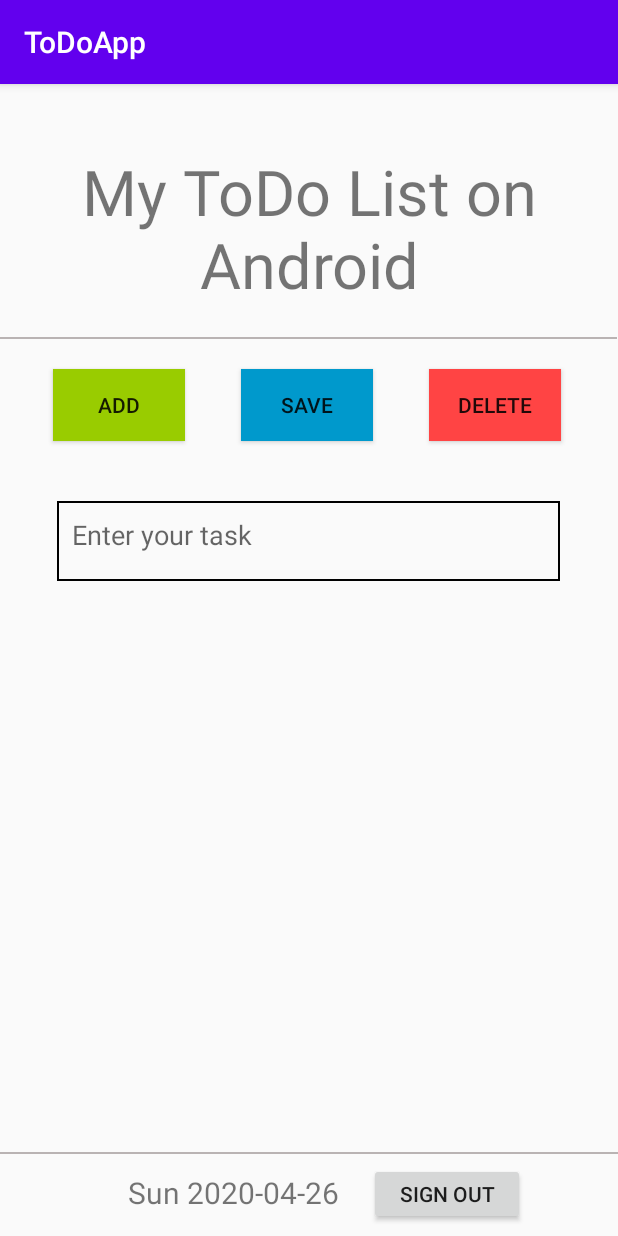
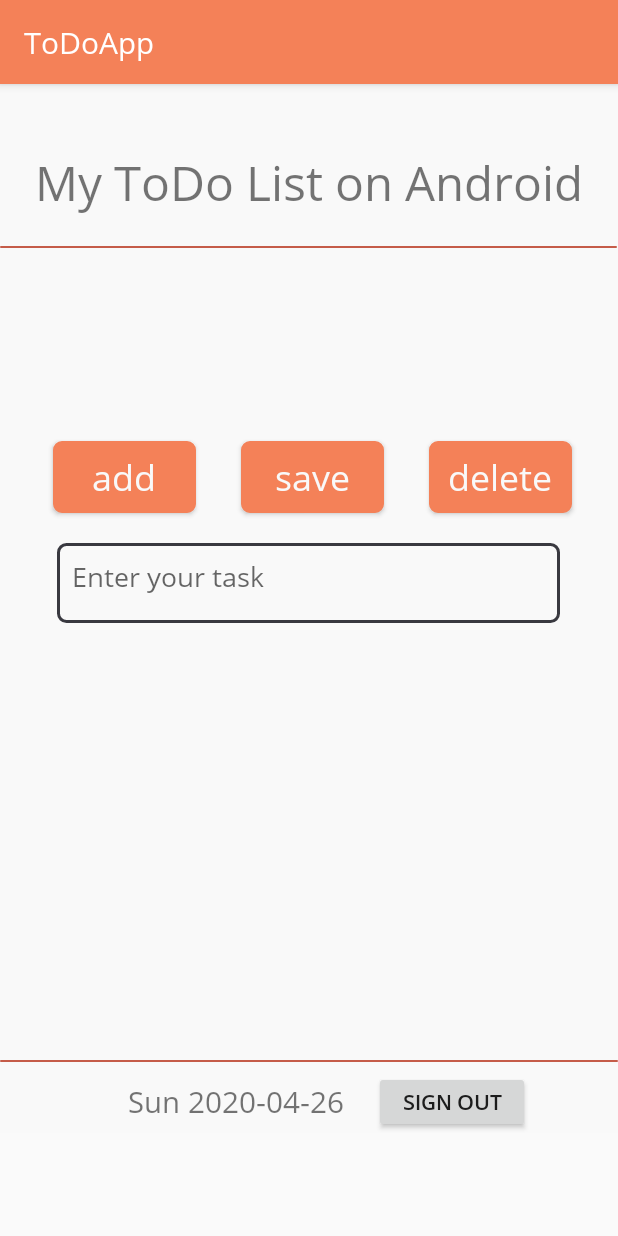
Before and after one commit to svera1213/ToDoApp, an Android app: the MainActivity screen opened directly, with no data from a screen before it, on a phone screen of 412 x 824 dp. Run offline under Robolectric (Android 15) with nearby library versions, the phone set to English and light mode, and no system bars; our stand-ins replace Firebase (no records; nobody signed in at launch, a user with empty details on screens opened directly); libraries missing offline, so code that uses them is left out: com.firebase.ui.

Commit message:
UI improved

```diff
--- a/app/src/main/res/drawable/border.xml
+++ b/app/src/main/res/drawable/border.xml
@@ -1,10 +1,10 @@
 <?xml version="1.0" encoding="utf-8"?>
 <shape xmlns:android="http://schemas.android.com/apk/res/android">
     <stroke
-    android:width="1dp"
-    android:color="#000000" />
+        android:width="2dp"
+        android:color="#393940" />
     <solid
-    android:color="#00FFFFFF"
+        android:color="#f9f9f9"
         android:paddingLeft="10dp"
         android:paddingTop="10dp"/>
     <padding
@@ -12,4 +12,5 @@
         android:top="10dp"
         android:right="10dp"
         android:bottom="10dp" />
+    <corners android:radius="5dp" />
 </shape>
--- /dev/null
+++ b/app/src/main/res/drawable/buttons.xml
@@ -0,0 +1,24 @@
+<?xml version="1.0" encoding="utf-8"?>
+<selector xmlns:android="http://schemas.android.com/apk/res/android">
+    <item android:state_pressed="true" >
+        <shape android:shape="rectangle"  >
+            <corners android:radius="5dip" />
+            <stroke android:width="1dip" android:color="@color/velocityPrimary" />
+            <gradient android:angle="-90" android:startColor="@color/velocityPrimary" android:endColor="@color/velocityPrimary"  />
+        </shape>
+    </item>
+    <item android:state_focused="true">
+        <shape android:shape="rectangle"  >
+            <corners android:radius="5dip" />
+            <stroke android:width="1dip" android:color="@color/velocityPrimary" />
+            <solid android:color="@color/velocityPrimary"/>
+        </shape>
+    </item>
+    <item >
+        <shape android:shape="rectangle"  >
+            <corners android:radius="5dip" />
+            <stroke android:width="1dip" android:color="@color/velocityPrimary" />
+            <gradient android:angle="-90" android:startColor="@color/velocityPrimary" android:endColor="@color/velocityPrimary" />
+        </shape>
+    </item>
+</selector>
--- /dev/null
+++ b/app/src/main/res/drawable/shadow.xml
@@ -0,0 +1,6 @@
+<?xml version="1.0" encoding="utf-8"?>
+<shape xmlns:android="http://schemas.android.com/apk/res/android"
+    android:shape="rectangle">
+    <solid android:color="@color/velocityPrimaryDark" />
+    <corners android:radius="5dp" />
+</shape>
--- a/app/src/main/res/layout/activity_main.xml
+++ b/app/src/main/res/layout/activity_main.xml
@@ -10,7 +10,8 @@
 
     <androidx.constraintlayout.widget.ConstraintLayout
         android:layout_width="match_parent"
-        android:layout_height="wrap_content">
+        android:layout_height="wrap_content"
+        android:background="@color/velocityBase">
 
         <TextView
             android:id="@+id/title"
@@ -18,7 +19,8 @@
             android:layout_width="wrap_content"
             android:layout_height="wrap_content"
             android:text="@string/list_name"
-            android:textSize="42sp"
+            android:textSize="32sp"
+            android:fontFamily="@font/open_sans_regular"
             app:layout_constraintBottom_toBottomOf="parent"
             app:layout_constraintLeft_toLeftOf="parent"
             app:layout_constraintRight_toRightOf="parent"
@@ -33,43 +35,55 @@
             android:layout_alignParentTop="true"
             android:layout_centerVertical="true"
             android:layout_marginTop="20dp"
-            android:background="#B9B3B3"
+            android:background="@drawable/shadow"
             app:layout_constraintStart_toStartOf="parent"
             app:layout_constraintTop_toBottomOf="@+id/title" />
 
         <Button
             android:id="@+id/btn_add"
-            android:layout_width="wrap_content"
+            android:layout_width="95dp"
             android:layout_height="wrap_content"
             android:layout_marginStart="35dp"
             android:layout_marginLeft="35dp"
-            android:layout_marginTop="41dp"
+            android:layout_marginTop="150dp"
+            android:background="@drawable/buttons"
+            android:fontFamily="@font/open_sans_regular"
             android:text="@string/add_btn_name"
-            android:background="@android:color/holo_green_light"
+            android:textAllCaps="false"
+            android:textColor="@color/velocityBase"
+            android:textSize="24sp"
             app:layout_constraintStart_toStartOf="parent"
             app:layout_constraintTop_toBottomOf="@+id/title" />
 
         <Button
             android:id="@+id/btn_save"
-            android:layout_width="wrap_content"
+            android:layout_width="95dp"
             android:layout_height="wrap_content"
-            android:layout_marginStart="37dp"
-            android:layout_marginLeft="37dp"
-            android:layout_marginTop="41dp"
+            android:layout_marginStart="30dp"
+            android:layout_marginLeft="30dp"
+            android:layout_marginTop="150dp"
+            android:background="@drawable/buttons"
+            android:fontFamily="@font/open_sans_regular"
             android:text="@string/save_btn_name"
-            android:background="@android:color/holo_blue_dark"
+            android:textAllCaps="false"
+            android:textColor="@color/velocityBase"
+            android:textSize="24sp"
             app:layout_constraintStart_toEndOf="@+id/btn_add"
             app:layout_constraintTop_toBottomOf="@+id/title" />
 
         <Button
             android:id="@+id/btn_delete"
-            android:layout_width="wrap_content"
+            android:layout_width="95dp"
             android:layout_height="wrap_content"
-            android:layout_marginStart="37dp"
-            android:layout_marginLeft="37dp"
-            android:layout_marginTop="41dp"
+            android:layout_marginStart="30dp"
+            android:layout_marginLeft="30dp"
+            android:layout_marginTop="150dp"
+            android:background="@drawable/buttons"
+            android:fontFamily="@font/open_sans_regular"
             android:text="@string/delete_btn_name"
-            android:background="@android:color/holo_red_light"
+            android:textAllCaps="false"
+            android:textColor="@color/velocityBase"
+            android:textSize="24sp"
             app:layout_constraintStart_toEndOf="@+id/btn_save"
             app:layout_constraintTop_toBottomOf="@+id/title" />
 
@@ -79,24 +93,25 @@
             android:layout_height="53dp"
             android:layout_marginStart="38dp"
             android:layout_marginLeft="38dp"
-            android:layout_marginTop="40dp"
+            android:layout_marginTop="20dp"
+            android:autofillHints="Enter task"
             android:background="@drawable/border"
+            android:digits="ABCDEFGHIJKLMNOPQRSTUVWXYZabcdefghijklmnopqrstuvwxyz1234567890 "
             android:ems="10"
+            android:fontFamily="@font/open_sans_regular"
             android:gravity="start|top"
+            android:hint="@string/hint"
             android:inputType="textMultiLine"
-            android:digits="ABCDEFGHIJKLMNOPQRSTUVWXYZabcdefghijklmnopqrstuvwxyz1234567890 "
-            android:autofillHints="Enter task"
-            android:hint="@string/hint"
             app:layout_constraintStart_toStartOf="parent"
             app:layout_constraintTop_toBottomOf="@+id/btn_save" />
 
         <androidx.recyclerview.widget.RecyclerView
             android:id="@+id/task_list"
             android:layout_width="335dp"
-            android:layout_height="351dp"
+            android:layout_height="250dp"
             android:layout_marginStart="40dp"
             android:layout_marginLeft="40dp"
-            android:layout_marginTop="14dp"
+            android:layout_marginTop="20dp"
             app:layout_constraintStart_toStartOf="parent"
             app:layout_constraintTop_toBottomOf="@+id/editText" />
 
@@ -106,8 +121,8 @@
             android:layout_height="1dip"
             android:layout_alignParentTop="true"
             android:layout_centerVertical="true"
-            android:layout_marginTop="15dp"
-            android:background="#B9B3B3"
+            android:layout_marginTop="21dp"
+            android:background="@drawable/shadow"
             app:layout_constraintStart_toStartOf="parent"
             app:layout_constraintTop_toBottomOf="@+id/task_list" />
 
@@ -122,6 +137,7 @@
             android:text="@string/date_name"
             android:textAlignment="center"
             android:textSize="20sp"
+            android:fontFamily="@font/open_sans_regular"
             app:layout_constraintStart_toStartOf="parent"
             app:layout_constraintTop_toBottomOf="@+id/separator2" />
 
@@ -134,6 +150,7 @@
             android:layout_marginLeft="20dp"
             android:layout_marginTop="7dp"
             android:text="@string/sign_out_btn_name"
+            android:fontFamily="@font/open_sans_semibold"
             app:layout_constraintStart_toEndOf="@+id/text_date_display"
             app:layout_constraintTop_toTopOf="@+id/separator2" />
 
--- a/app/src/main/res/layout/task_list_item.xml
+++ b/app/src/main/res/layout/task_list_item.xml
@@ -11,6 +11,7 @@
         android:layout_height="wrap_content"
         android:background="@drawable/border"
         android:textSize="20sp"
+        android:fontFamily="@font/open_sans_regular"
         android:layout_marginTop="5dp"
         android:padding="20dp"/>
 
--- a/app/src/main/res/values/colors.xml
+++ b/app/src/main/res/values/colors.xml
@@ -5,4 +5,10 @@
     <color name="colorAccent">#03DAC5</color>
     <color name="messages">#A7B6BF</color>
     <color name="textMessage">#FF3222</color>
+
+    <color name="velocityPrimary">#f48158</color>
+    <color name="velocityBase">#f9f9f9</color>
+    <color name="velocityThird">#393940</color>
+    <color name="velocitySecond">#cbaba2</color>
+    <color name="velocityPrimaryDark">#c55c49</color>
 </resources>
--- a/app/src/main/res/values/styles.xml
+++ b/app/src/main/res/values/styles.xml
@@ -3,13 +3,14 @@
     <!-- Base application theme. -->
     <style name="AppTheme" parent="Theme.AppCompat.Light.DarkActionBar">
         <!-- Customize your theme here. -->
-        <item name="colorPrimary">@color/colorPrimary</item>
-        <item name="colorPrimaryDark">@color/colorPrimaryDark</item>
-        <item name="colorAccent">@color/colorAccent</item>
+        <item name="colorPrimary">@color/velocityPrimary</item>
+        <item name="colorPrimaryDark">@color/velocityPrimaryDark</item>
+        <item name="colorAccent">@color/velocityPrimaryDark</item>
+        <item name="android:fontFamily">@font/open_sans_regular</item>
     </style>
 
     <style name="LoginTheme" parent="AppTheme">
-        <item name="android:windowBackground">@android:color/white</item>
+        <item name="android:windowBackground">@color/velocityBase</item>
     </style>
 
 </resources>
```
Also changed, not shown: app/src/main/res/font/open_sans_bold.ttf (added), app/src/main/res/font/open_sans_light.ttf (added), app/src/main/res/font/open_sans_regular.ttf (added), app/src/main/res/font/open_sans_semibold.ttf (added). Lines whose indentation alone changed are shown as unchanged.
